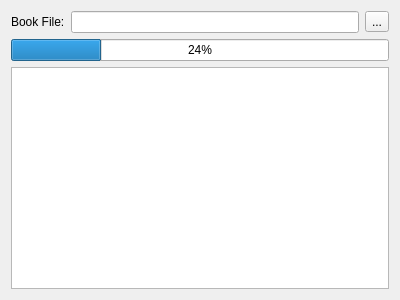
This is src/presentation/controls/bookreadercontrol.ui in karagog/GKChess as Qt 5 draws it before an edit. The edited form follows.
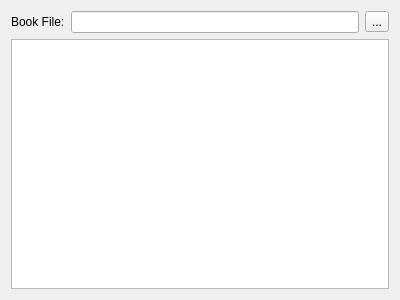
This is the edited form.

What changed in the file:
```diff
--- a/src/presentation/controls/bookreadercontrol.ui
+++ b/src/presentation/controls/bookreadercontrol.ui
@@ -53,13 +53,6 @@
     </widget>
    </item>
    <item row="1" column="0" colspan="2">
-    <widget class="QProgressBar" name="prg_validation">
-     <property name="value">
-      <number>24</number>
-     </property>
-    </widget>
-   </item>
-   <item row="2" column="0" colspan="2">
     <widget class="QTreeView" name="treeView">
      <property name="sizePolicy">
       <sizepolicy hsizetype="Expanding" vsizetype="Expanding">
```
Left out of the diff: 26 changed lines with no effect on the pictures.
